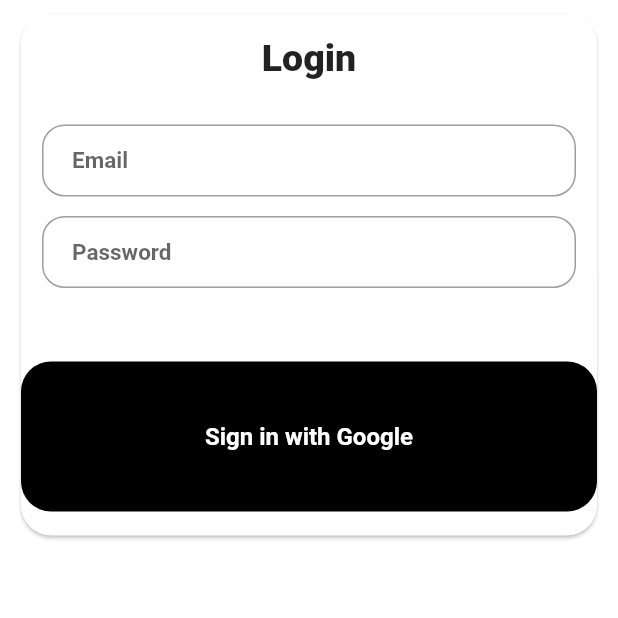
After one commit to KubanychbekovT/Task_manager, a Flutter app: the LoginScreen screen opened by its route, after a tap on "Sign in with Google", on a phone screen of 412 x 824 dp, the top half of it. The commit adds this screen. Run offline on Flutter 3.47's test engine with Material 2 defaults, Android fonts, the phone set to English and light mode, and no system bars; our stand-ins replace firebase_core, go_router, google_sign_in; accounts and stored records are empty.

Commit message:
Added libs

```diff
--- a/lib/main.dart
+++ b/lib/main.dart
@@ -1,7 +1,17 @@
+import 'package:firebase_core/firebase_core.dart';
 import 'package:flutter/material.dart';
+import 'package:systemforschool/firebase_options.dart';
 import 'package:systemforschool/router_config.dart';
 
-void main() => runApp(App());
+Future<void> main() async{
+  WidgetsFlutterBinding.ensureInitialized();
+  await Firebase.initializeApp(
+    options: DefaultFirebaseOptions.currentPlatform,
+  );
+  runApp(
+      App()
+  );
+}
 
 class App extends StatelessWidget {
   const App({Key? key}) : super(key: key);
--- a/lib/router_config.dart
+++ b/lib/router_config.dart
@@ -1,5 +1,6 @@
 import 'package:go_router/go_router.dart';
-import 'package:systemforschool/screens/ScaffoldWithBottomNavBar.dart';
+import 'package:systemforschool/screens/login_screen.dart';
+import 'package:systemforschool/screens/scaffold_with_bottom_navbar.dart';
 import 'package:systemforschool/screens/chat_screen.dart';
 import 'package:systemforschool/screens/details_screen.dart';
 import 'package:systemforschool/screens/home_screen.dart';
@@ -49,5 +50,12 @@ final goRouter = GoRouter(
           ),
         ]
       ),
+      GoRoute(
+        path: '/login',
+        pageBuilder: (context, state) => NoTransitionPage(
+          child: LoginScreen(),
+        ),
+
+      ),
     ]
 );
--- /dev/null
+++ b/lib/screens/login_screen.dart
@@ -0,0 +1,134 @@
+import 'package:flutter/material.dart';
+import 'package:google_sign_in/google_sign_in.dart';
+class LoginScreen extends StatefulWidget {
+  const LoginScreen({Key? key}) : super(key: key);
+
+  @override
+  State<LoginScreen> createState() => _LoginScreenState();
+}
+
+class _LoginScreenState extends State<LoginScreen> {
+  @override
+  Widget build(BuildContext context) {
+    return SingleChildScrollView(
+      child:Column(
+        children: <Widget>[
+          Container(
+            child: Form(
+              //key: _userLoginFormKey,
+              child: Padding(
+                padding: const EdgeInsets.only(top:5.0,bottom:15,left: 10,right: 10),
+                child: Card(
+                  shape: RoundedRectangleBorder(borderRadius: BorderRadius.circular(20.0)),
+                  child: Column(
+                    children: <Widget>[
+                      Padding(
+                        padding: const EdgeInsets.all(15.0),
+                        child: Text("Login",style:TextStyle(fontWeight: FontWeight.w800,fontSize: 25),),
+                      ),
+                      Padding(
+                        padding: const EdgeInsets.only(top:15.0,right: 14,left: 14,bottom: 8),
+                        child: TextFormField(
+                          style: TextStyle(color: Colors.black,fontWeight:FontWeight.bold,fontSize: 15),
+                          decoration: InputDecoration(
+                            border: OutlineInputBorder(
+                              borderRadius: BorderRadius
+                                  .all(
+                                  Radius.circular(15)),
+                            ),
+                            hintText: "Email",
+                            hintStyle: TextStyle(fontSize: 15) ,
+                            contentPadding: EdgeInsets.fromLTRB(20.0, 15.0, 20.0, 15.0),
+                          ),
+                          cursorColor:Colors.black,
+                          keyboardType: TextInputType.emailAddress,
+                          // inputFormatters: [
+                          //   BlacklistingTextInputFormatter
+                          //       .singleLineFormatter,
+                          // ],
+                        ),),
+                      Padding(
+                        padding: const EdgeInsets.only(top:5.0,right: 14,left: 14,bottom: 8),
+                        child: TextFormField(
+                          // controller: model.passwordController,
+                          // obscureText: !model.passwordVisible,
+                          style: TextStyle(color: Colors.black,fontWeight:FontWeight.bold,fontSize: 15),
+                          decoration: InputDecoration(
+                            border: OutlineInputBorder(
+                              borderRadius: BorderRadius
+                                  .all(
+                                  Radius.circular(15)),
+                            ),
+                            hintText: "Password",
+                            contentPadding: EdgeInsets.fromLTRB(20.0, 15.0, 20.0, 15.0),
+                            hintStyle: TextStyle(fontSize: 15) ,
+                            // suffixIcon: IconButton(
+                            //     icon: Icon(model
+                            //         .passwordVisible
+                            //         ? Icons.visibility
+                            //         : Icons.visibility_off,color: Color(0xFFE6E6E6),),
+                            //     onPressed: () {
+                            //       model.passwordVisible =
+                            //       !model
+                            //           .passwordVisible;
+                            //     })
+                            ),
+                          cursorColor:Colors.black,
+                          // inputFormatters: [
+                          //   BlacklistingTextInputFormatter
+                          //       .singleLineFormatter,
+                          // ],
+                        ),),
+                      SizedBox(height: 16,),
+                      InkWell(
+                        child: Container(
+                            width: 400
+                                ,
+                            height: 100,
+                            margin: EdgeInsets.only(top: 25),
+                            decoration: BoxDecoration(
+                                borderRadius: BorderRadius.circular(20),
+                                color:Colors.black
+                            ),
+                            child: Center(
+                                child: Row(
+                                  mainAxisAlignment: MainAxisAlignment.spaceEvenly,
+                                  children: <Widget>[
+
+                                    Text('Sign in with Google',
+                                      style: TextStyle(
+                                          fontSize: 16.0,
+                                          fontWeight: FontWeight.bold,
+                                          color: Colors.white
+                                      ),
+                                    ),
+                                  ],
+                                )
+                            )
+                        ),
+                        onTap: ()
+                        async{
+                          GoogleSignIn _googleSignIn=new GoogleSignIn();
+                          GoogleSignInAccount? googleSignInAccount = await _googleSignIn.signIn();
+                          GoogleSignInAuthentication? googleSignInAuthentication =
+                          await googleSignInAccount?.authentication;
+                          print(googleSignInAuthentication?.accessToken);
+                          //   signInWithGoogle(model)
+                          //     .then((FirebaseUser user){
+                          //   model.clearAllModels();
+                          //   Navigator.of(context).pushNamedAndRemoveUntil
+                          //     (RouteName.Home, (Route<dynamic> route) => false
+                          //   );}
+                          // ).catchError((e) => print(e));
+                        },
+                      ),
+                      SizedBox(height: 16,),
+                    ],),
+                ),),
+            ),),
+        ],),
+    );
+
+  }
+
+}
--- a/lib/screens/ScaffoldWithBottomNavBar.dart
+++ b/lib/screens/scaffold_with_bottom_navbar.dart
@@ -37,9 +37,6 @@ final List<Widget> _mainContents = [
   DetailsScreen(label: 'B'),
   ChatScreen(label: 'C'),
 ];
-
-  int _selectedIndex = 0;
-
   @override
   Widget build(BuildContext context) {
     return LayoutBuilder(
@@ -57,7 +54,7 @@ final List<Widget> _mainContents = [
           if (MediaQuery.of(context).size.width >= 640)
             NavigationRail(
                 minWidth: 55.0,
-                selectedIndex: _selectedIndex,
+                selectedIndex: _currentIndex,
             onDestinationSelected: (index) => _onItemTapped(context, index),
             labelType: NavigationRailLabelType.all,
               leading: Column(
@@ -71,7 +68,7 @@ final List<Widget> _mainContents = [
               destinations: [
                 NavigationRailDestination(
                   icon: Icon(Icons.home),
-                  label: Text('Scetion A',
+                  label: Text('Section A',
                   ),
                 ),
                 NavigationRailDestination(
--- a/pubspec.yaml
+++ b/pubspec.yaml
@@ -37,7 +37,10 @@ dependencies:
   # Use with the CupertinoIcons class for iOS style icons.
   cupertino_icons: ^1.0.2
   go_router: ^6.0.0
-  responsive_navigation_bar: ^3.2.6
+  firebase_core: ^2.4.0
+  google_sign_in: ^5.4.2
+  firebase_auth: ^4.2.3
+  firebase_ui_auth: ^1.1.5
 
 dev_dependencies:
   flutter_test:
```
Also changed, not shown: lib/firebase_options.dart (added), pubspec.lock, 5 other files.
